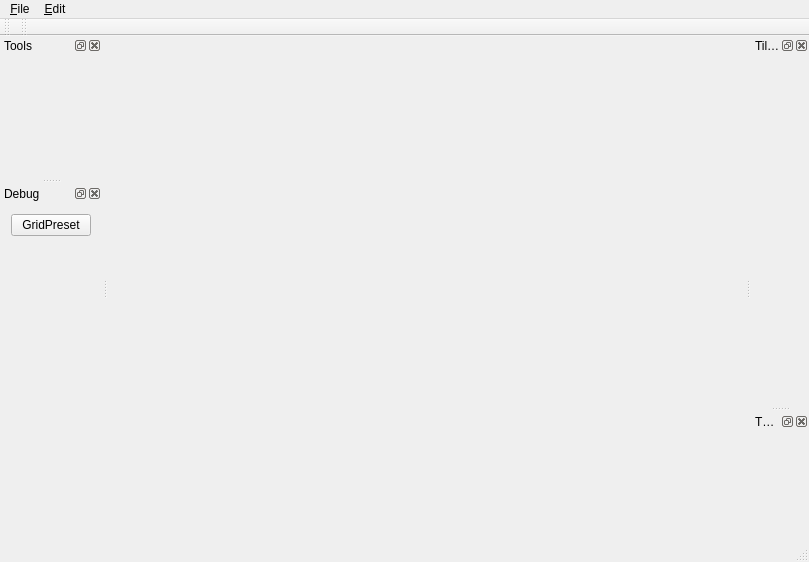
Above: src/scme_ui/Editor.ui from samapico/scme before the change. Below: the same form after it.
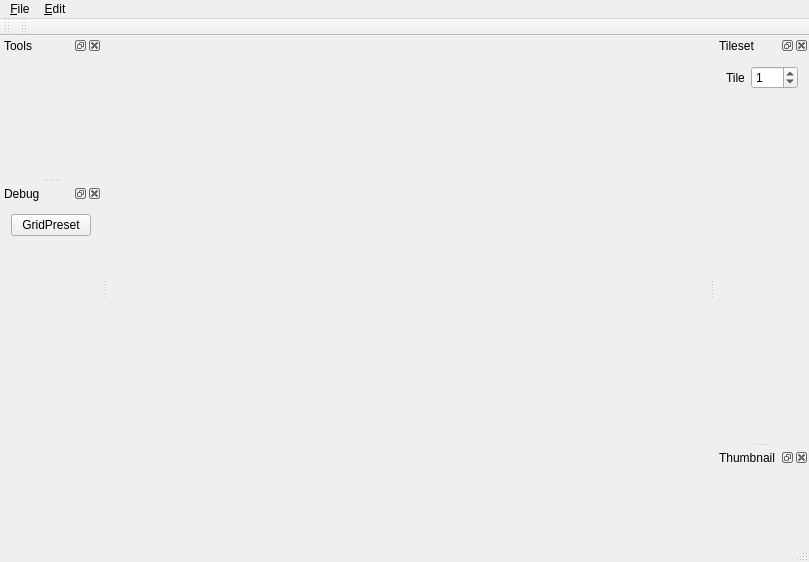
That is the form after the change.

Commit message: - Implemented rendering at the pixel zoom level; - Implemented basic draw and erase by left-clicking and right-clicking respectively (map is moved with middle-mouse button)

The edit to the form file:
```diff
--- a/src/scme_ui/Editor.ui
+++ b/src/scme_ui/Editor.ui
@@ -84,12 +84,36 @@
     <number>2</number>
    </attribute>
    <widget class="QWidget" name="dockWidgetContents_2">
-    <layout class="QVBoxLayout" name="verticalLayout_4">
+    <layout class="QVBoxLayout" name="verticalLayout_4" stretch="0,1">
+     <item>
+      <layout class="QHBoxLayout" name="horizontalLayout">
+       <item>
+        <widget class="QLabel" name="label">
+         <property name="text">
+          <string>Tile</string>
+         </property>
+        </widget>
+       </item>
+       <item>
+        <widget class="QSpinBox" name="tileId">
+         <property name="maximum">
+          <number>255</number>
+         </property>
+         <property name="value">
+          <number>1</number>
+         </property>
+        </widget>
+       </item>
+      </layout>
+     </item>
      <item>
       <widget class="QLabel" name="labelTileset">
        <property name="text">
         <string/>
        </property>
+       <property name="alignment">
+        <set>Qt::AlignmentFlag::AlignLeading|Qt::AlignmentFlag::AlignLeft|Qt::AlignmentFlag::AlignTop</set>
+       </property>
       </widget>
      </item>
     </layout>
```
Left out of the diff: 2 changed lines with no effect on the pictures. The commit also changes 18 other files.
